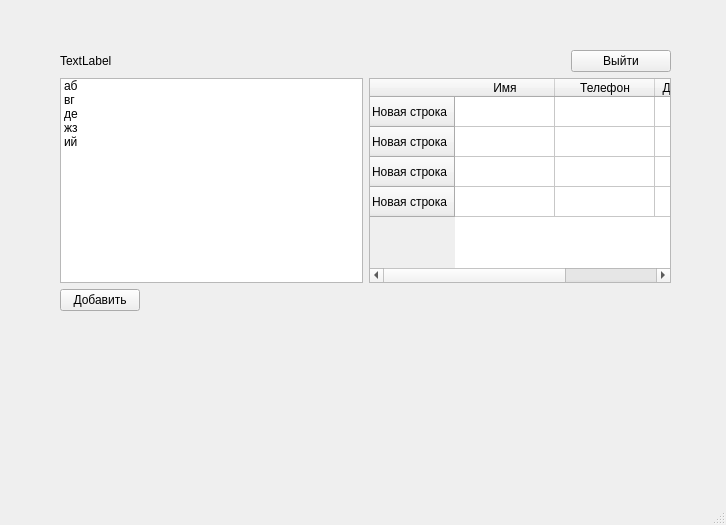
maximss635/qt-phone-book, file project/ui/ui_main_window.ui: the form before one commit.
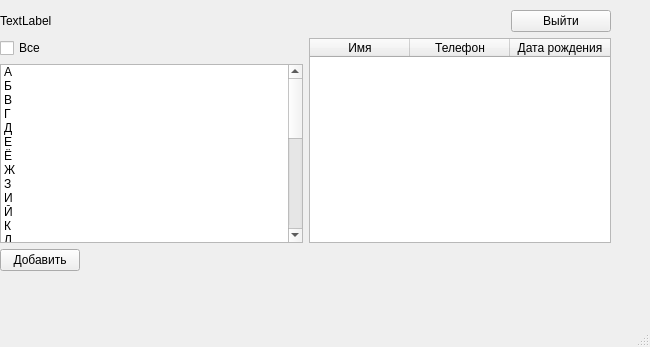
The form after the commit.

```diff
--- a/project/ui/ui_main_window.ui
+++ b/project/ui/ui_main_window.ui
@@ -6,19 +6,19 @@
    <rect>
     <x>0</x>
     <y>0</y>
-    <width>726</width>
-    <height>525</height>
+    <width>650</width>
+    <height>347</height>
    </rect>
   </property>
   <property name="windowTitle">
    <string>MainWindow</string>
   </property>
   <widget class="QWidget" name="centralwidget">
-   <widget class="QWidget" name="">
+   <widget class="QWidget" name="layoutWidget">
     <property name="geometry">
      <rect>
-      <x>60</x>
-      <y>50</y>
+      <x>0</x>
+      <y>10</y>
       <width>611</width>
       <height>261</height>
      </rect>
@@ -59,56 +59,172 @@
        <item>
         <layout class="QHBoxLayout" name="horizontalLayout_2">
          <item>
-          <widget class="QListWidget" name="navigation_panel">
+          <layout class="QVBoxLayout" name="verticalLayout_2">
            <item>
-            <property name="text">
-             <string>аб</string>
-            </property>
+            <widget class="QCheckBox" name="check_box_show_all">
+             <property name="text">
+              <string>Все</string>
+             </property>
+            </widget>
            </item>
            <item>
-            <property name="text">
-             <string>вг</string>
-            </property>
+            <widget class="QListWidget" name="navigation_panel">
+             <item>
+              <property name="text">
+               <string>А</string>
+              </property>
+             </item>
+             <item>
+              <property name="text">
+               <string>Б</string>
+              </property>
+             </item>
+             <item>
+              <property name="text">
+               <string>В</string>
+              </property>
+             </item>
+             <item>
+              <property name="text">
+               <string>Г</string>
+              </property>
+             </item>
+             <item>
+              <property name="text">
+               <string>Д</string>
+              </property>
+             </item>
+             <item>
+              <property name="text">
+               <string>Е</string>
+              </property>
+             </item>
+             <item>
+              <property name="text">
+               <string>Ё</string>
+              </property>
+             </item>
+             <item>
+              <property name="text">
+               <string>Ж</string>
+              </property>
+             </item>
+             <item>
+              <property name="text">
+               <string>З</string>
+              </property>
+             </item>
+             <item>
+              <property name="text">
+               <string>И</string>
+              </property>
+             </item>
+             <item>
+              <property name="text">
+               <string>Й</string>
+              </property>
+             </item>
+             <item>
+              <property name="text">
+               <string>К</string>
+              </property>
+             </item>
+             <item>
+              <property name="text">
+               <string>Л</string>
+              </property>
+             </item>
+             <item>
+              <property name="text">
+               <string>М</string>
+              </property>
+             </item>
+             <item>
+              <property name="text">
+               <string>Н</string>
+              </property>
+             </item>
+             <item>
+              <property name="text">
+               <string>О</string>
+              </property>
+             </item>
+             <item>
+              <property name="text">
+               <string>П</string>
+              </property>
+             </item>
+             <item>
+              <property name="text">
+               <string>Р</string>
+              </property>
+             </item>
+             <item>
+              <property name="text">
+               <string>С</string>
+              </property>
+             </item>
+             <item>
+              <property name="text">
+               <string>Т</string>
+              </property>
+             </item>
+             <item>
+              <property name="text">
+               <string>У</string>
+              </property>
+             </item>
+             <item>
+              <property name="text">
+               <string>Ф</string>
+              </property>
+             </item>
+             <item>
+              <property name="text">
+               <string>Х</string>
+              </property>
+             </item>
+             <item>
+              <property name="text">
+               <string>Ц</string>
+              </property>
+             </item>
+             <item>
+              <property name="text">
+               <string>Ч</string>
+              </property>
+             </item>
+             <item>
+              <property name="text">
+               <string>Ш</string>
+              </property>
+             </item>
+             <item>
+              <property name="text">
+               <string>Щ</string>
+              </property>
+             </item>
+             <item>
+              <property name="text">
+               <string>Э</string>
+              </property>
+             </item>
+             <item>
+              <property name="text">
+               <string>Ю</string>
+              </property>
+             </item>
+             <item>
+              <property name="text">
+               <string>Я</string>
+              </property>
+             </item>
+            </widget>
            </item>
-           <item>
-            <property name="text">
-             <string>де</string>
-            </property>
-           </item>
-           <item>
-            <property name="text">
-             <string>жз</string>
-            </property>
-           </item>
-           <item>
-            <property name="text">
-             <string>ий</string>
-            </property>
-           </item>
-          </widget>
+          </layout>
          </item>
          <item>
-          <widget class="QTableWidget" name="main_table">
-           <row>
-            <property name="text">
-             <string>Новая строка</string>
-            </property>
-           </row>
-           <row>
-            <property name="text">
-             <string>Новая строка</string>
-            </property>
-           </row>
-           <row>
-            <property name="text">
-             <string>Новая строка</string>
-            </property>
-           </row>
-           <row>
-            <property name="text">
-             <string>Новая строка</string>
-            </property>
-           </row>
+          <widget class="QTableWidget" name="table_contacts">
            <column>
             <property name="text">
              <string>Имя</string>
```
